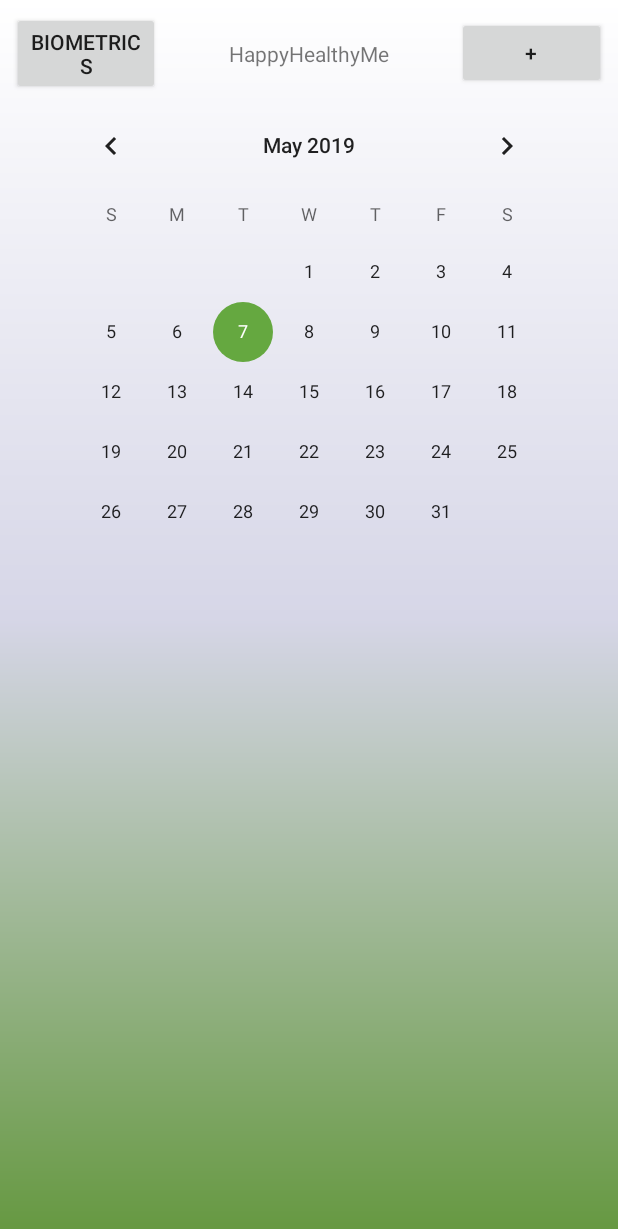
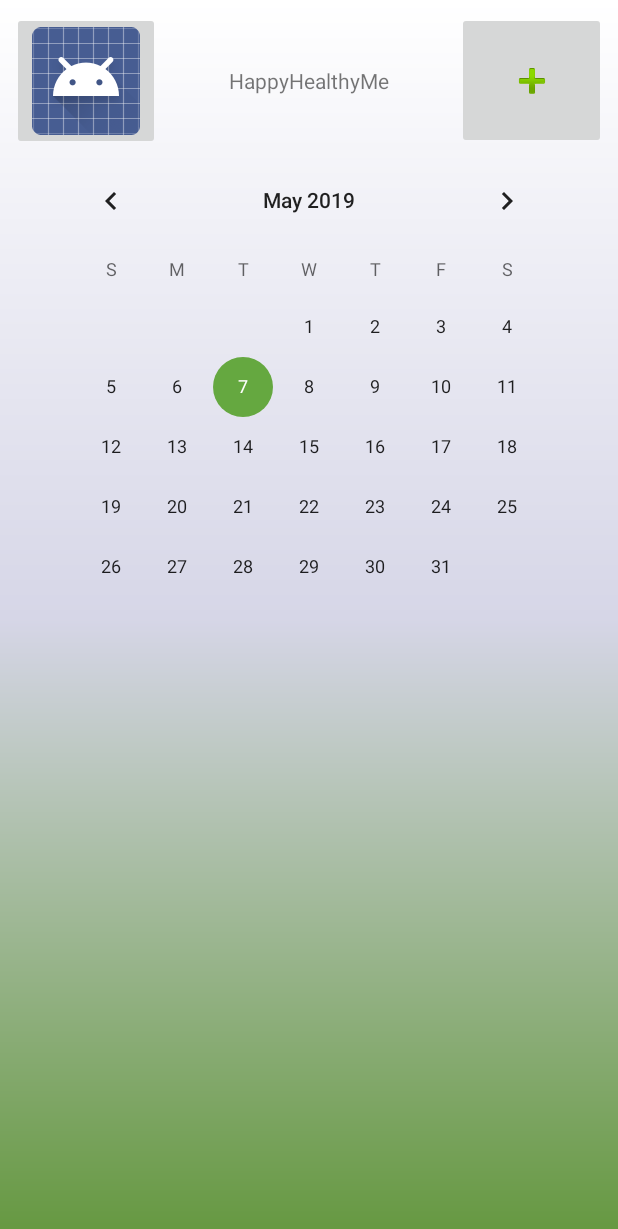
Before and after one commit to ireneyang24/HappyHealthyMe, an Android app: the screen it shows after launch (MainActivity), on a phone screen of 412 x 824 dp. Shown: the top 1229 px of the screen. Run offline under Robolectric (Android 15) with nearby library versions, the phone set to English and light mode, and no system bars.

Commit message:
Changed buttons on main screen to ImageButton. Added some string resources.

```diff
--- a/app/src/main/java/com/example/happyhealthyme/HomeFragment.java
+++ b/app/src/main/java/com/example/happyhealthyme/HomeFragment.java
@@ -10,11 +10,12 @@ import android.view.View;
 import android.view.ViewGroup;
 import android.widget.Button;
 import android.widget.CalendarView;
+import android.widget.ImageButton;
 
 public class HomeFragment extends Fragment {
 
-    Button biometricsButton;
-    Button addActivityButton;
+    ImageButton biometricsButton;
+    ImageButton addActivityButton;
     CalendarView calendarView;
     private int currentYear;
     private int currentMonth;
--- a/app/src/main/res/layout/activity_main.xml
+++ b/app/src/main/res/layout/activity_main.xml
@@ -20,26 +20,30 @@
         app:layout_constraintStart_toStartOf="parent"
         app:layout_constraintTop_toTopOf="parent">
 
-        <Button
+        <ImageButton
             android:id="@+id/biometrics_button"
             android:layout_width="0dp"
             android:layout_height="wrap_content"
             android:layout_weight="1"
-            android:text="BIOMETRICS" />
+            android:src="@android:drawable/sym_def_app_icon"
+            android:contentDescription="@string/biometrics"
+            tools:src="@android:drawable/sym_def_app_icon" />
 
         <TextView
             android:layout_width="0dp"
             android:layout_height="wrap_content"
             android:layout_weight="2"
             android:gravity="center"
-            android:text="HappyHealthyMe" />
+            android:text="@string/app_name" />
 
-        <Button
+        <ImageButton
             android:id="@+id/add_activity_button"
             android:layout_width="0dp"
-            android:layout_height="wrap_content"
+            android:layout_height="91dp"
             android:layout_weight="1"
-            android:text="+" />
+            android:src="@android:drawable/ic_input_add"
+            android:contentDescription="@string/add_event"
+            tools:src="@android:drawable/ic_input_add" />
 
     </LinearLayout>
 
--- a/app/src/main/res/values/strings.xml
+++ b/app/src/main/res/values/strings.xml
@@ -1,3 +1,5 @@
 <resources>
     <string name="app_name">HappyHealthyMe</string>
+    <string name="biometrics">BIOMETRICS</string>
+    <string name="add_event">Add event</string>
 </resources>
```
